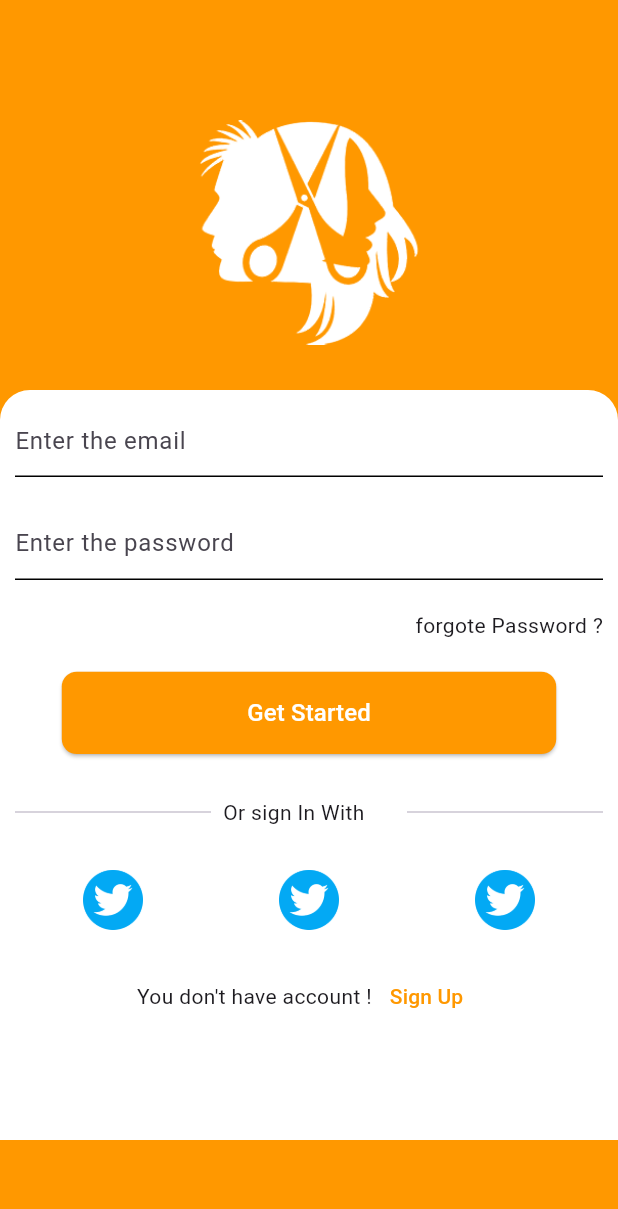
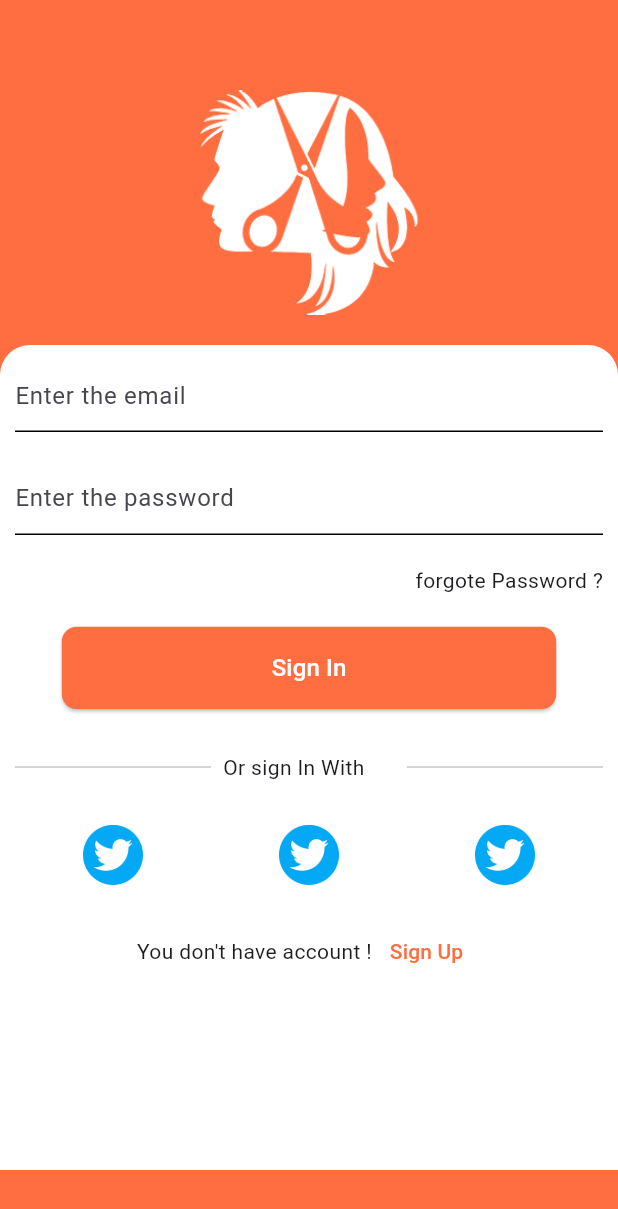
Before and after one commit to Akashkumaredugaon/HairSalon, a Flutter app: the screen it shows after launch, on a phone screen of 412 x 824 dp. Shown: the top 1209 px of the screen. Run offline on Flutter 3.47's test engine with Material 3 defaults, Android fonts, the phone set to English and light mode, and no system bars.

Commit message:
change color and button text

```diff
--- a/lib/view/screen/auth/signin_screen.dart
+++ b/lib/view/screen/auth/signin_screen.dart
@@ -12,7 +12,7 @@ class SignInScreen extends StatelessWidget {
         children: [
           signInClass.view(),
           Positioned(
-            top: 260, // Adjust this value to move the second container up or down
+            top: 230, // Adjust this value to move the second container up or down
             left: 0,
             right: 0,
             child: signInClass.aboutView(context),
--- a/lib/view/screen/auth/signin_widget.dart
+++ b/lib/view/screen/auth/signin_widget.dart
@@ -17,7 +17,7 @@ class SignInWidget {
       child: Stack(
         children: [
           Positioned(
-            top: 80, // Adjust this value to position the image as needed
+            top: 60, // Adjust this value to position the image as needed
             left: 0, // Adjust this value to position the image as needed
             right: 0, // Adjust this value to position the image as needed
             child: Image.asset(
@@ -32,7 +32,7 @@ class SignInWidget {
 
   Container aboutView(BuildContext context) {
     return Container(
-      height: 500,
+      height: 550,
       decoration: BoxDecoration(
         color: Colors.white,
         borderRadius: BorderRadius.only(
@@ -67,7 +67,7 @@ class SignInWidget {
                 ),
               ),
               onPressed: () {  },
-              child: Text("Get Started", style: TextStyle(fontSize: semiBoldFontSize,color: Colors.white)),
+              child: Text("Sign In", style: TextStyle(fontSize: semiBoldFontSize,color: Colors.white)),
 
             ),
             SizedBox(height:AppSizes(context: context).getHeight/40),
--- a/lib/view/utils/colors.dart
+++ b/lib/view/utils/colors.dart
@@ -1,7 +1,7 @@
 import 'package:flutter/material.dart';
 
 
-const primaryColor = Colors.orange;
+const primaryColor = Colors.deepOrangeAccent;
 const secondaryColor = Colors.black;
 
 // text color
@@ -9,7 +9,6 @@ const normalTextColor =Colors.grey;
 const boldTextColor = Colors.black;
 
 //button color
-
 const buttonColor=primaryColor;
 
 //icon color
```
